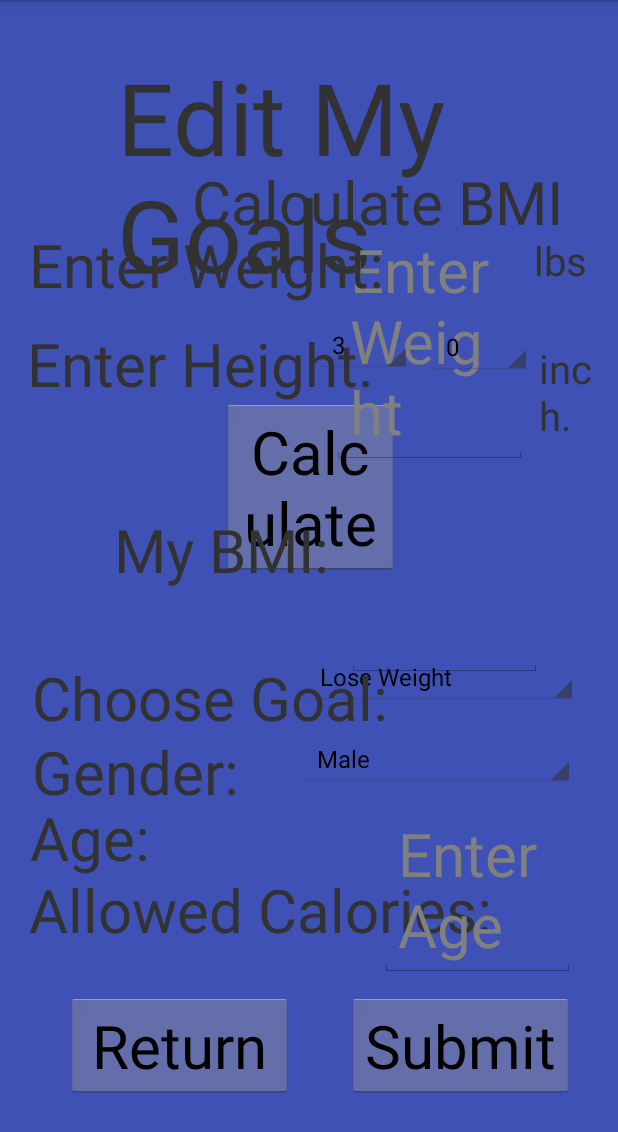
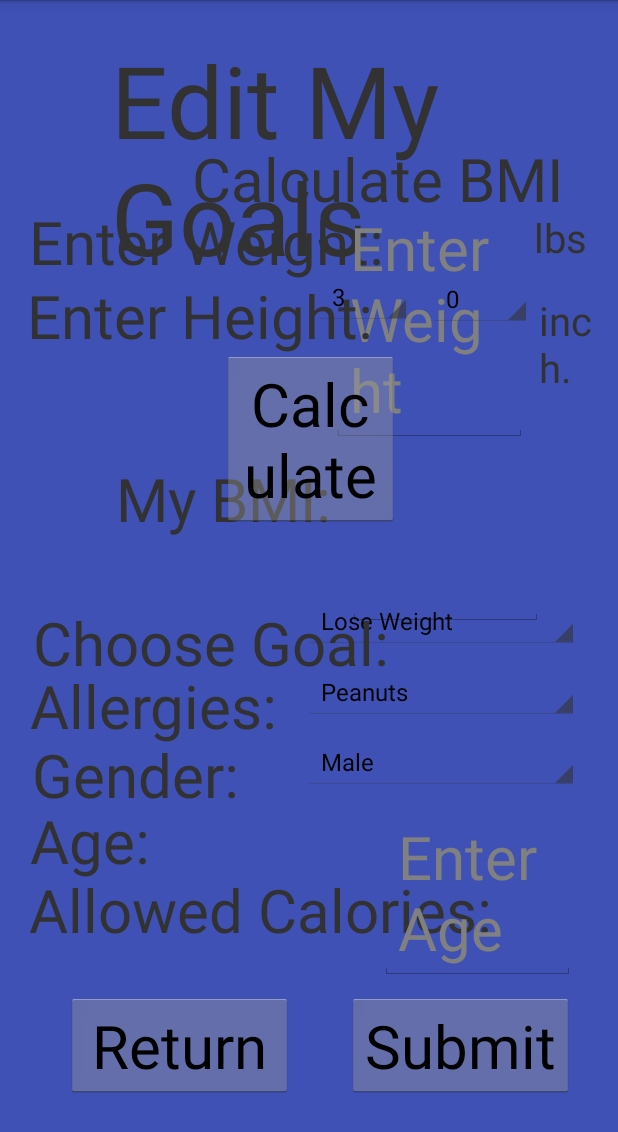
Before and after one commit to JasmineRobbie/Senior-Design-Deal-A-Meal, an Android app: the EditMyGoals screen opened directly, with no data from a screen before it, on a phone screen of 412 x 824 dp. Shown: the top 1132 px of the screen. Run offline under Robolectric (Android 15) with nearby library versions, the phone set to English and light mode, and no system bars.

Commit message:
Adding Allergies
Also fixed placement of reset plan buttons

```diff
--- a/app/src/main/java/com/NeuralNet/AzureCloud/EditMyGoals.java
+++ b/app/src/main/java/com/NeuralNet/AzureCloud/EditMyGoals.java
@@ -29,13 +29,14 @@ public class EditMyGoals extends Activity implements OnItemSelectedListener{
     Button editMyGoalsReturnBtn, calculateBMIbtn, goalsEditSubmitBtn;
     EditText myWeightEditInput, myAgeInput;
     TextView myNewCalculatedBMI, allowedCaloriesUpdatedText;
-    Spinner myHeightFeetInput, myHeightInchesInput, chooseGoalInput, chooseGenderInput;
+    Spinner myHeightFeetInput, myHeightInchesInput, chooseGoalInput, chooseGenderInput, chooseAllergiesInput;
     double userHeight, userWeight, calculatedBMI;
 
     List<String> heightInFeet = new ArrayList<String>();
     List<String> heightInInches = new ArrayList<String>();
     List<String> goals = new ArrayList<String>();
     List<String> gender = new ArrayList<String>();
+    List<String> allergies = new ArrayList<String>();
 
     @Override
     protected void onCreate(Bundle savedInstanceState) {
@@ -55,11 +56,13 @@ public class EditMyGoals extends Activity implements OnItemSelectedListener{
         myHeightInchesInput = findViewById(R.id.myHeightInchesInput);
         chooseGoalInput = findViewById(R.id.chooseGoalInput);
         chooseGenderInput = findViewById(R.id.chooseGenderInput);
+        chooseAllergiesInput = findViewById(R.id.chooseAllergiesInput);
 
         myHeightFeetInput.setOnItemSelectedListener(this);
         myHeightInchesInput.setOnItemSelectedListener(this);
         chooseGoalInput.setOnItemSelectedListener(this);
         chooseGenderInput.setOnItemSelectedListener(this);
+        chooseAllergiesInput.setOnItemSelectedListener(this);
 
         // Spinner Drop down elements
         heightInFeet.add("3");
@@ -87,24 +90,32 @@ public class EditMyGoals extends Activity implements OnItemSelectedListener{
         gender.add("Male");
         gender.add("Female");
 
+        allergies.add("Peanuts");
+        allergies.add("Lactose");
+        allergies.add("Fish");
+        allergies.add("ShellFish");
+        allergies.add("Soy");
+
         // Creating adapter for spinner
         ArrayAdapter<String> dataAdapter = new ArrayAdapter<String>(this, android.R.layout.simple_spinner_item, heightInFeet);
         ArrayAdapter<String> dataAdapter2 = new ArrayAdapter<String>(this, android.R.layout.simple_spinner_item, heightInInches);
         ArrayAdapter<String> dataAdapter3 = new ArrayAdapter<String>(this, android.R.layout.simple_spinner_item, goals);
         ArrayAdapter<String> dataAdapter4 = new ArrayAdapter<String>(this, android.R.layout.simple_spinner_item, gender);
-
+        ArrayAdapter<String> dataAdapter5 = new ArrayAdapter<String>(this, android.R.layout.simple_spinner_item, allergies);
 
         // Drop down layout style - list view with radio button
         dataAdapter.setDropDownViewResource(android.R.layout.simple_spinner_dropdown_item);
         dataAdapter2.setDropDownViewResource(android.R.layout.simple_spinner_dropdown_item);
         dataAdapter3.setDropDownViewResource(android.R.layout.simple_spinner_dropdown_item);
         dataAdapter4.setDropDownViewResource(android.R.layout.simple_spinner_dropdown_item);
+        dataAdapter5.setDropDownViewResource(android.R.layout.simple_spinner_dropdown_item);
 
         // attaching data adapter to spinner
         myHeightFeetInput.setAdapter(dataAdapter);
         myHeightInchesInput.setAdapter(dataAdapter2);
         chooseGoalInput.setAdapter(dataAdapter3);
         chooseGenderInput.setAdapter(dataAdapter4);
+        chooseAllergiesInput.setAdapter(dataAdapter5);
 
         //Only calculating BMI button
         calculateBMIbtn.setOnClickListener(new View.OnClickListener() {
--- a/app/src/main/res/layout/activity_reset_plan.xml
+++ b/app/src/main/res/layout/activity_reset_plan.xml
@@ -46,8 +46,8 @@
             android:layout_height="59dp"
             android:layout_below="@+id/ConfirmationText"
             android:layout_alignParentStart="true"
-            android:layout_marginStart="31dp"
-            android:layout_marginTop="236dp"
+            android:layout_marginStart="32dp"
+            android:layout_marginTop="185dp"
             android:text="YES" />
 
         <Button
@@ -56,8 +56,8 @@
             android:layout_height="59dp"
             android:layout_below="@+id/ConfirmationText"
             android:layout_alignParentEnd="true"
-            android:layout_marginTop="236dp"
-            android:layout_marginEnd="31dp"
+            android:layout_marginTop="183dp"
+            android:layout_marginEnd="35dp"
             android:text="NO" />
 
 
--- a/app/src/main/res/layout/edit_my_goals.xml
+++ b/app/src/main/res/layout/edit_my_goals.xml
@@ -13,9 +13,9 @@
         android:layout_alignParentStart="true"
         android:layout_alignParentLeft="true"
         android:layout_alignParentTop="true"
-        android:layout_marginStart="78dp"
-        android:layout_marginLeft="78dp"
-        android:layout_marginTop="33dp"
+        android:layout_marginStart="74dp"
+        android:layout_marginLeft="74dp"
+        android:layout_marginTop="22dp"
         android:text="Edit My Goals"
         android:textSize="100px" />
 
@@ -32,45 +32,6 @@
         android:text="Return"
         android:textSize="60px" />
 
-
-    <TextView
-        android:id="@+id/calculateBMI"
-        android:layout_width="wrap_content"
-        android:layout_height="wrap_content"
-        android:layout_alignParentStart="true"
-        android:layout_alignParentLeft="true"
-        android:layout_alignParentTop="true"
-        android:layout_marginStart="128dp"
-        android:layout_marginLeft="128dp"
-        android:layout_marginTop="107dp"
-        android:text="Calculate BMI"
-        android:textSize="60px" />
-
-    <Button
-        android:id="@+id/calculateBMIbtn"
-        android:layout_width="118dp"
-        android:layout_height="wrap_content"
-        android:layout_alignParentStart="true"
-        android:layout_alignParentLeft="true"
-        android:layout_alignParentTop="true"
-        android:layout_marginStart="148dp"
-        android:layout_marginLeft="148dp"
-        android:layout_marginTop="266dp"
-        android:text="Calculate"
-        android:textSize="60px" />
-
-    <TextView
-        android:id="@+id/editGoalsHeightText"
-        android:layout_width="wrap_content"
-        android:layout_height="wrap_content"
-        android:layout_alignParentStart="true"
-        android:layout_alignParentLeft="true"
-        android:layout_alignParentTop="true"
-        android:layout_marginStart="18dp"
-        android:layout_marginLeft="18dp"
-        android:layout_marginTop="215dp"
-        android:text="Enter Height:"
-        android:textSize="60px" />
 
     <TextView
         android:id="@+id/allowedCaloriesUpdatedText"
@@ -99,19 +60,6 @@
         android:textSize="60px" />
 
     <EditText
-        android:id="@+id/myWeightEditInput"
-        android:layout_width="130dp"
-        android:layout_height="wrap_content"
-        android:layout_alignParentStart="true"
-        android:layout_alignParentLeft="true"
-        android:layout_alignParentTop="true"
-        android:layout_marginStart="221dp"
-        android:layout_marginLeft="221dp"
-        android:layout_marginTop="146dp"
-        android:hint="Enter Weight"
-        android:textSize="60px" />
-
-    <EditText
         android:id="@+id/myAgeInput"
         android:layout_width="130dp"
         android:layout_height="wrap_content"
@@ -120,8 +68,136 @@
         android:layout_alignParentTop="true"
         android:layout_marginStart="253dp"
         android:layout_marginLeft="253dp"
-        android:layout_marginTop="535dp"
+        android:layout_marginTop="537dp"
         android:hint="Enter Age"
+        android:textSize="60px" />
+
+    <TextView
+        android:id="@+id/editMyGoalsGenderText"
+        android:layout_width="wrap_content"
+        android:layout_height="wrap_content"
+        android:layout_alignParentStart="true"
+        android:layout_alignParentLeft="true"
+        android:layout_alignParentTop="true"
+        android:layout_marginStart="21dp"
+        android:layout_marginLeft="21dp"
+        android:layout_marginTop="489dp"
+        android:text="Gender: "
+        android:textSize="60px" />
+
+    <Spinner
+        android:id="@+id/chooseGenderInput"
+        android:layout_width="184dp"
+        android:layout_height="wrap_content"
+        android:layout_alignParentStart="true"
+        android:layout_alignParentLeft="true"
+        android:layout_alignParentTop="true"
+        android:layout_marginStart="202dp"
+        android:layout_marginLeft="202dp"
+        android:layout_marginTop="490dp"
+        android:textSize="60px" />
+
+    <TextView
+        android:id="@+id/editMyGoalsAgeText"
+        android:layout_width="wrap_content"
+        android:layout_height="wrap_content"
+        android:layout_alignParentStart="true"
+        android:layout_alignParentLeft="true"
+        android:layout_alignParentTop="true"
+        android:layout_marginStart="20dp"
+        android:layout_marginLeft="20dp"
+        android:layout_marginTop="533dp"
+        android:text="Age: "
+        android:textSize="60px" />
+
+    <Spinner
+        android:id="@+id/chooseGoalInput"
+        android:layout_width="184dp"
+        android:layout_height="wrap_content"
+        android:layout_alignParentStart="true"
+        android:layout_alignParentLeft="true"
+        android:layout_alignParentTop="true"
+        android:layout_marginStart="202dp"
+        android:layout_marginLeft="202dp"
+        android:layout_marginTop="396dp"
+        android:textSize="60px" />
+
+    <Spinner
+        android:id="@+id/chooseAllergiesInput"
+        android:layout_width="184dp"
+        android:layout_height="wrap_content"
+        android:layout_alignParentStart="true"
+        android:layout_alignParentLeft="true"
+        android:layout_alignParentTop="true"
+        android:layout_marginStart="202dp"
+        android:layout_marginLeft="202dp"
+        android:layout_marginTop="443dp"
+        android:textSize="60px" />
+
+    <TextView
+        android:id="@+id/AllergiesText"
+        android:layout_width="wrap_content"
+        android:layout_height="wrap_content"
+        android:layout_alignParentStart="true"
+        android:layout_alignParentLeft="true"
+        android:layout_alignParentTop="true"
+        android:layout_marginStart="20dp"
+        android:layout_marginLeft="20dp"
+        android:layout_marginTop="443dp"
+        android:text="Allergies: "
+        android:textSize="60px" />
+
+    <TextView
+        android:id="@+id/chooseGoalText"
+        android:layout_width="wrap_content"
+        android:layout_height="wrap_content"
+        android:layout_alignParentStart="true"
+        android:layout_alignParentLeft="true"
+        android:layout_alignParentTop="true"
+        android:layout_marginStart="22dp"
+        android:layout_marginLeft="22dp"
+        android:layout_marginTop="401dp"
+        android:text="Choose Goal: "
+        android:textSize="60px" />
+
+    <EditText
+        android:id="@+id/myNewCalculatedBMI"
+        android:layout_width="130dp"
+        android:layout_height="wrap_content"
+        android:layout_alignParentStart="true"
+        android:layout_alignParentLeft="true"
+        android:layout_alignParentTop="true"
+        android:layout_marginStart="232dp"
+        android:layout_marginLeft="232dp"
+        android:layout_marginTop="301dp"
+        android:hint="Enter BMI"
+        android:text=" "
+        android:textSize="60px" />
+
+    <TextView
+        android:id="@+id/myBMI"
+        android:layout_width="wrap_content"
+        android:layout_height="wrap_content"
+        android:layout_alignParentStart="true"
+        android:layout_alignParentLeft="true"
+        android:layout_alignParentTop="true"
+        android:layout_marginStart="77dp"
+        android:layout_marginLeft="77dp"
+        android:layout_marginTop="305dp"
+        android:text="My BMI: "
+        android:textSize="60px" />
+
+    <TextView
+        android:id="@+id/calculateBMI"
+        android:layout_width="wrap_content"
+        android:layout_height="wrap_content"
+        android:layout_alignParentStart="true"
+        android:layout_alignParentLeft="true"
+        android:layout_alignParentTop="true"
+        android:layout_marginStart="128dp"
+        android:layout_marginLeft="128dp"
+        android:layout_marginTop="92dp"
+        android:text="Calculate BMI"
         android:textSize="60px" />
 
     <TextView
@@ -133,8 +209,21 @@
         android:layout_alignParentTop="true"
         android:layout_marginStart="19dp"
         android:layout_marginLeft="19dp"
-        android:layout_marginTop="149dp"
+        android:layout_marginTop="134dp"
         android:text="Enter Weight:"
+        android:textSize="60px" />
+
+    <EditText
+        android:id="@+id/myWeightEditInput"
+        android:layout_width="130dp"
+        android:layout_height="wrap_content"
+        android:layout_alignParentStart="true"
+        android:layout_alignParentLeft="true"
+        android:layout_alignParentTop="true"
+        android:layout_marginStart="221dp"
+        android:layout_marginLeft="221dp"
+        android:layout_marginTop="131dp"
+        android:hint="Enter Weight"
         android:textSize="60px" />
 
     <TextView
@@ -146,7 +235,7 @@
         android:layout_alignParentTop="true"
         android:layout_marginStart="356dp"
         android:layout_marginLeft="356dp"
-        android:layout_marginTop="155dp"
+        android:layout_marginTop="140dp"
         android:text="lbs"
         android:textSize="40px" />
 
@@ -159,9 +248,22 @@
         android:layout_alignParentTop="true"
         android:layout_marginStart="359dp"
         android:layout_marginLeft="359dp"
-        android:layout_marginTop="227dp"
+        android:layout_marginTop="195dp"
         android:text="inch."
         android:textSize="40px" />
+
+    <TextView
+        android:id="@+id/editGoalsHeightText"
+        android:layout_width="wrap_content"
+        android:layout_height="wrap_content"
+        android:layout_alignParentStart="true"
+        android:layout_alignParentLeft="true"
+        android:layout_alignParentTop="true"
+        android:layout_marginStart="18dp"
+        android:layout_marginLeft="18dp"
+        android:layout_marginTop="183dp"
+        android:text="Enter Height:"
+        android:textSize="60px" />
 
     <Spinner
         android:id="@+id/myHeightFeetInput"
@@ -172,7 +274,7 @@
         android:layout_alignParentTop="true"
         android:layout_marginStart="209dp"
         android:layout_marginLeft="209dp"
-        android:layout_marginTop="212dp" />
+        android:layout_marginTop="180dp" />
 
     <Spinner
         android:id="@+id/myHeightInchesInput"
@@ -183,96 +285,19 @@
         android:layout_alignParentTop="true"
         android:layout_marginStart="285dp"
         android:layout_marginLeft="285dp"
-        android:layout_marginTop="213dp" />
+        android:layout_marginTop="181dp" />
 
-    <Spinner
-        android:id="@+id/chooseGenderInput"
-        android:layout_width="184dp"
+    <Button
+        android:id="@+id/calculateBMIbtn"
+        android:layout_width="118dp"
         android:layout_height="wrap_content"
         android:layout_alignParentStart="true"
         android:layout_alignParentLeft="true"
         android:layout_alignParentTop="true"
-        android:layout_marginStart="199dp"
-        android:layout_marginLeft="199dp"
-        android:layout_marginTop="488dp"
-        android:textSize="60px" />
-
-    <Spinner
-        android:id="@+id/chooseGoalInput"
-        android:layout_width="184dp"
-        android:layout_height="wrap_content"
-        android:layout_alignParentStart="true"
-        android:layout_alignParentLeft="true"
-        android:layout_alignParentTop="true"
-        android:layout_marginStart="201dp"
-        android:layout_marginLeft="201dp"
-        android:layout_marginTop="433dp"
-        android:textSize="60px" />
-
-    <TextView
-        android:id="@+id/editMyGoalsGenderText"
-        android:layout_width="wrap_content"
-        android:layout_height="wrap_content"
-        android:layout_alignParentStart="true"
-        android:layout_alignParentLeft="true"
-        android:layout_alignParentTop="true"
-        android:layout_marginStart="21dp"
-        android:layout_marginLeft="21dp"
-        android:layout_marginTop="487dp"
-        android:text="Gender: "
-        android:textSize="60px" />
-
-    <TextView
-        android:id="@+id/editMyGoalsAgeText"
-        android:layout_width="wrap_content"
-        android:layout_height="wrap_content"
-        android:layout_alignParentStart="true"
-        android:layout_alignParentLeft="true"
-        android:layout_alignParentTop="true"
-        android:layout_marginStart="20dp"
-        android:layout_marginLeft="20dp"
-        android:layout_marginTop="531dp"
-        android:text="Age: "
-        android:textSize="60px" />
-
-    <TextView
-        android:id="@+id/chooseGoalText"
-        android:layout_width="wrap_content"
-        android:layout_height="wrap_content"
-        android:layout_alignParentStart="true"
-        android:layout_alignParentLeft="true"
-        android:layout_alignParentTop="true"
-        android:layout_marginStart="21dp"
-        android:layout_marginLeft="21dp"
-        android:layout_marginTop="438dp"
-        android:text="Choose Goal: "
-        android:textSize="60px" />
-
-    <EditText
-        android:id="@+id/myNewCalculatedBMI"
-        android:layout_width="130dp"
-        android:layout_height="wrap_content"
-        android:layout_alignParentStart="true"
-        android:layout_alignParentLeft="true"
-        android:layout_alignParentTop="true"
-        android:layout_marginStart="231dp"
-        android:layout_marginLeft="231dp"
-        android:layout_marginTop="335dp"
-        android:hint="Enter BMI"
-        android:text=" "
-        android:textSize="60px" />
-
-    <TextView
-        android:id="@+id/myBMI"
-        android:layout_width="wrap_content"
-        android:layout_height="wrap_content"
-        android:layout_alignParentStart="true"
-        android:layout_alignParentLeft="true"
-        android:layout_alignParentTop="true"
-        android:layout_marginStart="76dp"
-        android:layout_marginLeft="76dp"
-        android:layout_marginTop="339dp"
-        android:text="My BMI: "
+        android:layout_marginStart="148dp"
+        android:layout_marginLeft="148dp"
+        android:layout_marginTop="234dp"
+        android:text="Calculate"
         android:textSize="60px" />
 
     <Button
```
